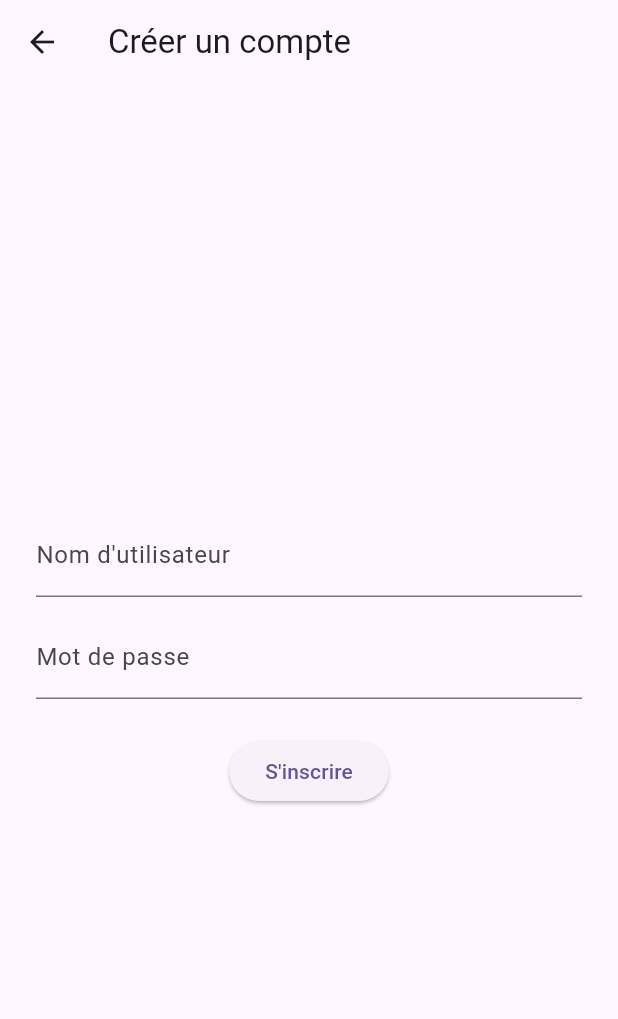
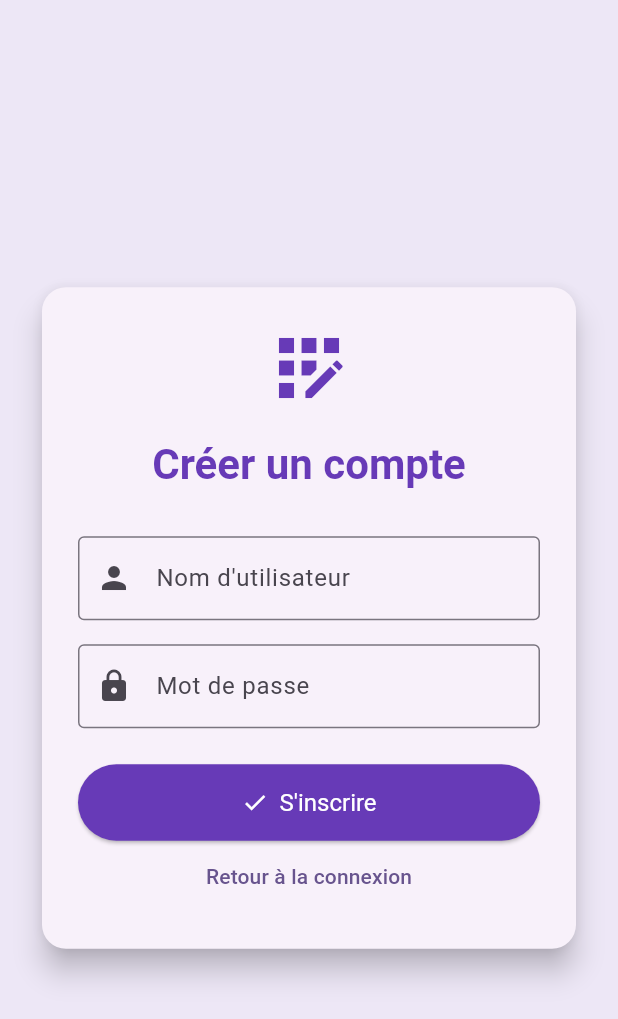
Before and after one commit to LAMBARAA-Abdellah/tic_tac_toe_auth_app, a Flutter app: the GameScreen screen opened directly, after a tap on the "logout" icon, after a tap on "Se connecter", after a tap on "Créer un compte", on a phone screen of 412 x 824 dp. Shown: the top 1019 px of the screen. Run offline on Flutter 3.47's test engine with Material 3 defaults, Android fonts, the light colour scheme and no system bars; our stand-ins replace shared_preferences; accounts and stored records are empty.

Commit message:
feat: complete Tic Tac Toe Auth App with login, signup, and game logic

```diff
--- a/lib/screens/game_screen.dart
+++ b/lib/screens/game_screen.dart
@@ -1,6 +1,6 @@
 import 'package:flutter/material.dart';
-import 'package:shared_preferences/shared_preferences.dart';
 import '../services/auth_service.dart';
+import 'login_screen.dart';
 
 class GameScreen extends StatefulWidget {
   const GameScreen({super.key});
@@ -43,14 +43,14 @@ class _GameScreenState extends State<GameScreen> {
           board[pos[0]] == board[pos[1]] &&
           board[pos[1]] == board[pos[2]]) {
         gameOver = true;
-        showResultDialog("Le Joueur '$currentPlayer' a gagné !");
+        showResultDialog("🎉 Le Joueur '$currentPlayer' a gagné !");
         return;
       }
     }
 
     if (!board.contains('')) {
       gameOver = true;
-      showResultDialog("Égalité !");
+      showResultDialog("🤝 Égalité !");
     }
   }
 
@@ -84,51 +84,64 @@ class _GameScreenState extends State<GameScreen> {
   void logout() async {
     final auth = AuthService();
     await auth.logout();
-    Navigator.pushReplacementNamed(context, '/');
+    Navigator.pushReplacement(
+      context,
+      MaterialPageRoute(builder: (_) => const LoginScreen()),
+    );
   }
 
   @override
   Widget build(BuildContext context) {
     return Scaffold(
       appBar: AppBar(
-        title: const Text("Tic Tac Toe - Joueur: X"),
+        title: Text("Tic Tac Toe - Joueur: $currentPlayer"),
         actions: [
-          IconButton(onPressed: logout, icon: const Icon(Icons.logout)),
+          IconButton(
+            onPressed: logout,
+            icon: const Icon(Icons.logout),
+            tooltip: "Déconnexion",
+          ),
         ],
       ),
+      backgroundColor: Colors.deepPurple.shade50,
       body: Padding(
         padding: const EdgeInsets.all(24),
-        child: Column(
-          children: [
-            GridView.builder(
-              shrinkWrap: true,
+        child: Center(
+          child: AspectRatio(
+            aspectRatio: 1,
+            child: GridView.builder(
               itemCount: 9,
               gridDelegate: const SliverGridDelegateWithFixedCrossAxisCount(
                 crossAxisCount: 3,
+                mainAxisSpacing: 8,
                 crossAxisSpacing: 8,
-                mainAxisSpacing: 8,
               ),
-              itemBuilder: (_, index) => GestureDetector(
+              itemBuilder: (context, index) {
+                return GestureDetector(
                   onTap: () => handleTap(index),
                   child: Container(
                     decoration: BoxDecoration(
-                    color: Colors.deepPurple.shade50,
-                    borderRadius: BorderRadius.circular(8),
+                      color: Colors.white,
+                      border: Border.all(color: Colors.deepPurple),
+                      borderRadius: BorderRadius.circular(12),
                     ),
                     child: Center(
                       child: Text(
                         board[index],
-                      style: const TextStyle(
-                        fontSize: 40,
+                        style: TextStyle(
+                          fontSize: 48,
                           fontWeight: FontWeight.bold,
-                        color: Colors.deepPurple,
+                          color: board[index] == 'X'
+                              ? Colors.deepPurple
+                              : Colors.orange,
                         ),
                       ),
                     ),
                   ),
+                );
+              },
             ),
           ),
-          ],
         ),
       ),
     );
--- a/lib/screens/login_screen.dart
+++ b/lib/screens/login_screen.dart
@@ -18,8 +18,8 @@ class _LoginScreenState extends State<LoginScreen> {
   void login() async {
     final auth = AuthService();
     final success = await auth.login(
-      _usernameController.text,
-      _passwordController.text,
+      _usernameController.text.trim(),
+      _passwordController.text.trim(),
     );
 
     if (success) {
@@ -28,44 +28,84 @@ class _LoginScreenState extends State<LoginScreen> {
         MaterialPageRoute(builder: (_) => const GameScreen()),
       );
     } else {
-      setState(() => error = "Nom d'utilisateur ou mot de passe incorrect.");
+      setState(() => error = "❌ Identifiants incorrects !");
     }
   }
 
   @override
   Widget build(BuildContext context) {
     return Scaffold(
-      appBar: AppBar(title: const Text("Connexion")),
-      body: Padding(
+      backgroundColor: Colors.deepPurple.shade50,
+      body: Center(
+        child: SingleChildScrollView(
+          padding: const EdgeInsets.all(24),
+          child: Card(
+            elevation: 8,
+            shape: RoundedRectangleBorder(borderRadius: BorderRadius.circular(16)),
+            child: Padding(
               padding: const EdgeInsets.all(24),
               child: Column(
-          mainAxisAlignment: MainAxisAlignment.center,
+                mainAxisSize: MainAxisSize.min,
                 children: [
+                  const Icon(Icons.lock_outline, size: 60, color: Colors.deepPurple),
+                  const SizedBox(height: 16),
+                  Text("Connexion",
+                      style: Theme.of(context).textTheme.headlineMedium?.copyWith(
+                            fontWeight: FontWeight.bold,
+                            color: Colors.deepPurple,
+                          )),
+                  const SizedBox(height: 20),
                   if (error != null)
-              Text(error!, style: const TextStyle(color: Colors.red)),
+                    Text(error!,
+                        style: const TextStyle(color: Colors.red),
+                        textAlign: TextAlign.center),
+                  const SizedBox(height: 10),
                   TextField(
                     controller: _usernameController,
-              decoration: const InputDecoration(labelText: "Nom d'utilisateur"),
+                    decoration: const InputDecoration(
+                      labelText: "Nom d'utilisateur",
+                      border: OutlineInputBorder(),
+                      prefixIcon: Icon(Icons.person),
                     ),
-            const SizedBox(height: 12),
+                  ),
+                  const SizedBox(height: 16),
                   TextField(
                     controller: _passwordController,
                     obscureText: true,
-              decoration: const InputDecoration(labelText: "Mot de passe"),
+                    decoration: const InputDecoration(
+                      labelText: "Mot de passe",
+                      border: OutlineInputBorder(),
+                      prefixIcon: Icon(Icons.lock),
+                    ),
                   ),
                   const SizedBox(height: 24),
-            ElevatedButton(
+                  SizedBox(
+                    width: double.infinity,
+                    child: ElevatedButton.icon(
                       onPressed: login,
-              child: const Text("Se connecter"),
+                      icon: const Icon(Icons.login),
+                      label: const Text("Se connecter"),
+                      style: ElevatedButton.styleFrom(
+                        backgroundColor: Colors.deepPurple,
+                        foregroundColor: Colors.white,
+                        padding: const EdgeInsets.symmetric(vertical: 16),
+                        textStyle: const TextStyle(fontSize: 16),
+                      ),
+                    ),
                   ),
                   TextButton(
                     onPressed: () {
-                Navigator.push(context,
-                  MaterialPageRoute(builder: (_) => const SignUpScreen()));
+                      Navigator.push(
+                        context,
+                        MaterialPageRoute(builder: (_) => const SignUpScreen()),
+                      );
                     },
                     child: const Text("Créer un compte"),
-            )
+                  ),
                 ],
+              ),
+            ),
+          ),
         ),
       ),
     );
--- a/lib/screens/signup_screen.dart
+++ b/lib/screens/signup_screen.dart
@@ -12,49 +12,94 @@ class SignUpScreen extends StatefulWidget {
 class _SignUpScreenState extends State<SignUpScreen> {
   final _usernameController = TextEditingController();
   final _passwordController = TextEditingController();
+  String? info;
 
   void signUp() async {
     final auth = AuthService();
     await auth.signUp(
-      _usernameController.text,
-      _passwordController.text,
+      _usernameController.text.trim(),
+      _passwordController.text.trim(),
     );
 
-    ScaffoldMessenger.of(context).showSnackBar(
-      const SnackBar(content: Text("Compte créé !")),
-    );
+    setState(() => info = "✅ Compte créé avec succès !");
 
+    Future.delayed(const Duration(seconds: 2), () {
       Navigator.pushReplacement(
         context,
         MaterialPageRoute(builder: (_) => const LoginScreen()),
       );
+    });
   }
 
   @override
   Widget build(BuildContext context) {
     return Scaffold(
-      appBar: AppBar(title: const Text("Créer un compte")),
-      body: Padding(
+      backgroundColor: Colors.deepPurple.shade50,
+      body: Center(
+        child: SingleChildScrollView(
+          padding: const EdgeInsets.all(24),
+          child: Card(
+            elevation: 8,
+            shape: RoundedRectangleBorder(borderRadius: BorderRadius.circular(16)),
+            child: Padding(
               padding: const EdgeInsets.all(24),
               child: Column(
-          mainAxisAlignment: MainAxisAlignment.center,
+                mainAxisSize: MainAxisSize.min,
                 children: [
+                  const Icon(Icons.app_registration, size: 60, color: Colors.deepPurple),
+                  const SizedBox(height: 16),
+                  Text("Créer un compte",
+                      style: Theme.of(context).textTheme.headlineMedium?.copyWith(
+                            fontWeight: FontWeight.bold,
+                            color: Colors.deepPurple,
+                          )),
+                  const SizedBox(height: 20),
+                  if (info != null)
+                    Text(info!,
+                        style: const TextStyle(color: Colors.green),
+                        textAlign: TextAlign.center),
+                  const SizedBox(height: 10),
                   TextField(
                     controller: _usernameController,
-              decoration: const InputDecoration(labelText: "Nom d'utilisateur"),
+                    decoration: const InputDecoration(
+                      labelText: "Nom d'utilisateur",
+                      border: OutlineInputBorder(),
+                      prefixIcon: Icon(Icons.person),
                     ),
-            const SizedBox(height: 12),
+                  ),
+                  const SizedBox(height: 16),
                   TextField(
                     controller: _passwordController,
                     obscureText: true,
-              decoration: const InputDecoration(labelText: "Mot de passe"),
+                    decoration: const InputDecoration(
+                      labelText: "Mot de passe",
+                      border: OutlineInputBorder(),
+                      prefixIcon: Icon(Icons.lock),
+                    ),
                   ),
                   const SizedBox(height: 24),
-            ElevatedButton(
+                  SizedBox(
+                    width: double.infinity,
+                    child: ElevatedButton.icon(
                       onPressed: signUp,
-              child: const Text("S'inscrire"),
+                      icon: const Icon(Icons.check),
+                      label: const Text("S'inscrire"),
+                      style: ElevatedButton.styleFrom(
+                        backgroundColor: Colors.deepPurple,
+                        foregroundColor: Colors.white,
+                        padding: const EdgeInsets.symmetric(vertical: 16),
+                        textStyle: const TextStyle(fontSize: 16),
+                      ),
+                    ),
+                  ),
+                  TextButton(
+                    onPressed: () => Navigator.pop(context),
+                    child: const Text("Retour à la connexion"),
                   ),
                 ],
+              ),
+            ),
+          ),
         ),
       ),
     );
```
Also changed, not shown: captures/gameClean.jpg (added), captures/gameGagne.jpg (added), captures/incorrectPassword.jpg (added), captures/signin.jpg (added), captures/signup.jpg (added), 1 other file. Lines whose indentation alone changed are shown as unchanged.
